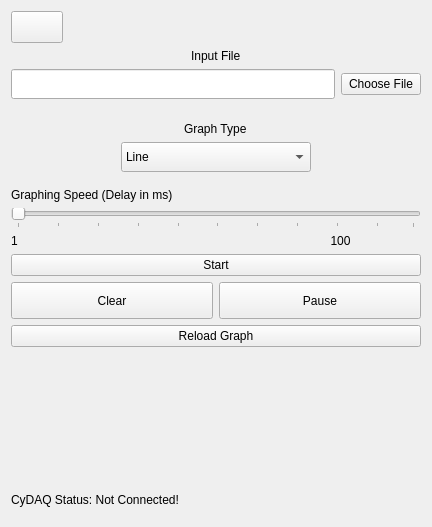
wyattduber/CyDAQ, file gui/qtdesigner/LiveStreamWidget.ui: the form before one commit.
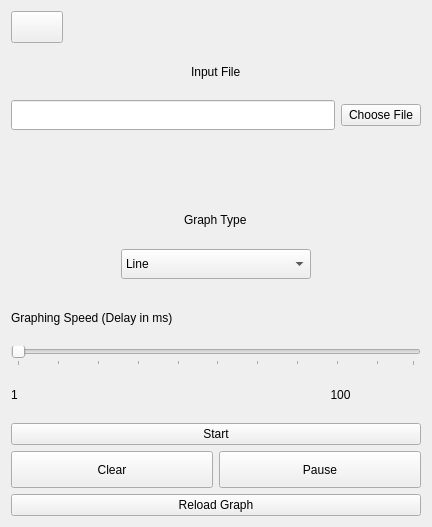
The form after the commit. Icons and pictures are not drawn.

Commit message: Connection Status Working, Auto Re-size is not

What changed in the file:
```diff
--- a/gui/qtdesigner/LiveStreamWidget.ui
+++ b/gui/qtdesigner/LiveStreamWidget.ui
@@ -292,29 +292,6 @@
      </item>
     </layout>
    </item>
-   <item>
-    <layout class="QHBoxLayout" name="horizontalLayout_2">
-     <item alignment="Qt::AlignLeft|Qt::AlignBottom">
-      <widget class="QLabel" name="connection_status_label">
-       <property name="minimumSize">
-        <size>
-         <width>219</width>
-         <height>32</height>
-        </size>
-       </property>
-       <property name="maximumSize">
-        <size>
-         <width>109</width>
-         <height>32</height>
-        </size>
-       </property>
-       <property name="text">
-        <string>CyDAQ Status: Not Connected!</string>
-       </property>
-      </widget>
-     </item>
-    </layout>
-   </item>
   </layout>
  </widget>
  <resources>
```
The commit also changes 16 other files.
